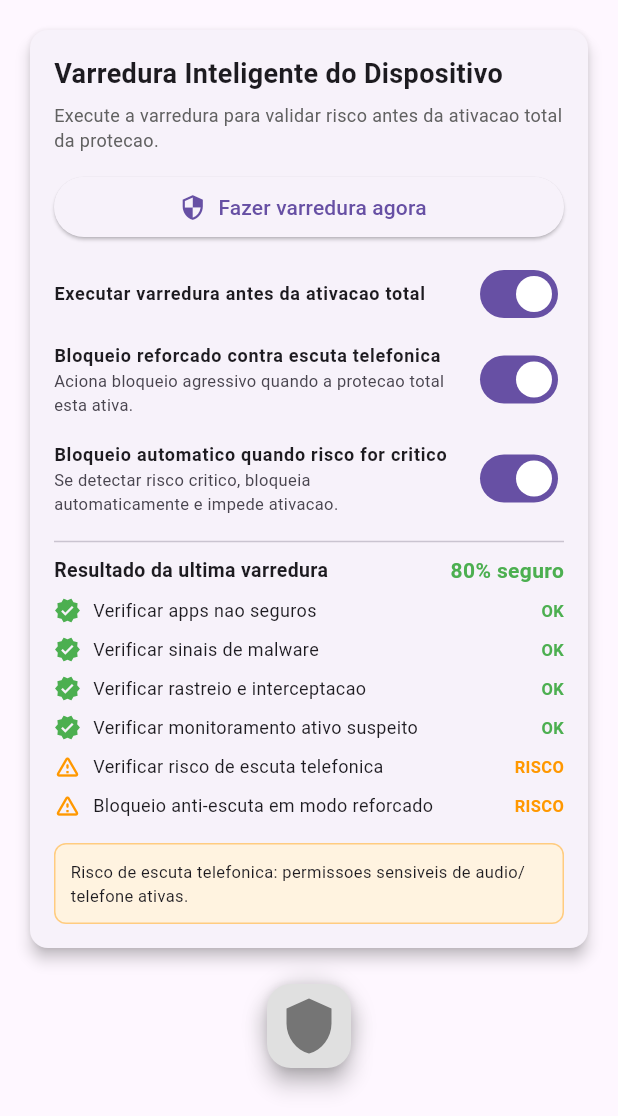
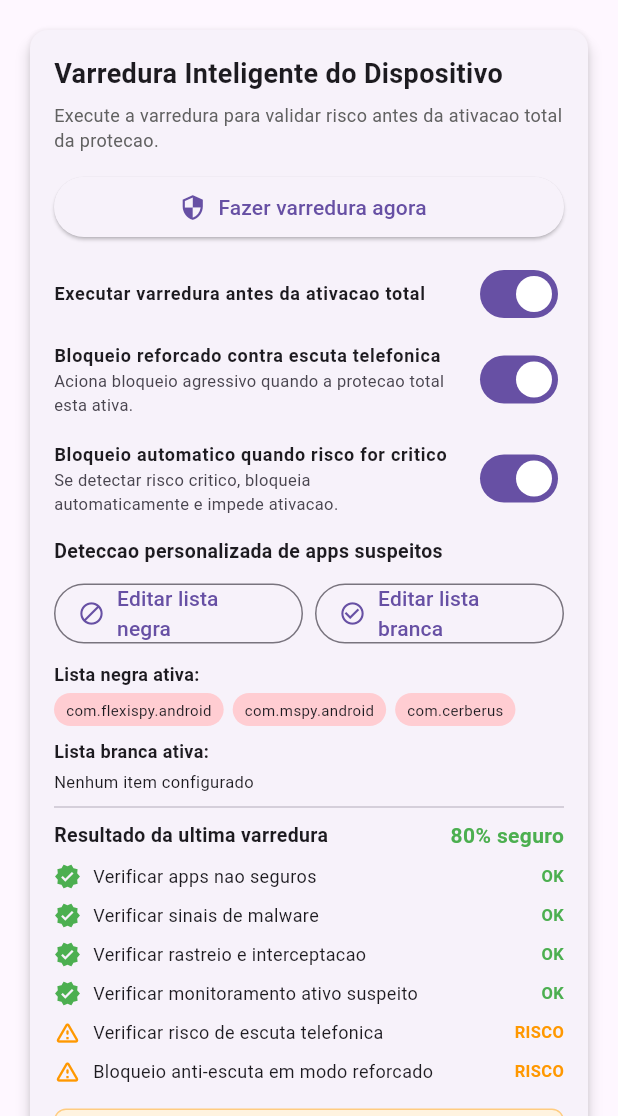
Before and after one commit to luizchirutti/app-invisivel, a Flutter app: the ProtectionPage screen opened directly, after a tap on "Fazer varredura agora", on a phone screen of 412 x 824 dp, the part 120-1236 px from its top. Run offline on Flutter 3.47's test engine with Material 3 defaults, Android fonts, the phone set to English and light mode, and no system bars; our stand-ins replace connectivity_plus, dartz, device_info_plus, dio, equatable, flutter_bloc and 2 more; missing offline and left inert: encrypt, pointycastle; statements that could not run were skipped.

Commit message:
feat: lista branca e lista negra configuraveis na varredura

```diff
--- a/lib/presentation/pages/protection_page.dart
+++ b/lib/presentation/pages/protection_page.dart
@@ -68,6 +68,12 @@ class _ProtectionPageState extends State<ProtectionPage> {
   bool _phoneTapShieldEnabled = true;
   bool _autoBlockOnCriticalRisk = true;
   SecurityScanResult? _lastScan;
+  List<String> _customBlocklistPackages = [
+    'com.flexispy.android',
+    'com.mspy.android',
+    'com.cerberus',
+  ];
+  List<String> _customAllowlistPackages = [];
 
   int _coverageScore(ProtectionStatus status) {
     final checks = [
@@ -327,6 +333,10 @@ class _ProtectionPageState extends State<ProtectionPage> {
         try {
           final nativeScan = await _securityChannel.invokeMapMethod<String, dynamic>(
             'runAdvancedSecurityScan',
+            {
+              'customBlocklist': _customBlocklistPackages,
+              'customAllowlist': _customAllowlistPackages,
+            },
           );
 
           if (nativeScan != null) {
@@ -351,6 +361,29 @@ class _ProtectionPageState extends State<ProtectionPage> {
           }
         } catch (_) {
           findings.add('Varredura nativa avancada nao disponivel neste dispositivo.');
+        }
+      }
+
+      if (suspiciousApps.isNotEmpty && _customAllowlistPackages.isNotEmpty) {
+        suspiciousApps = suspiciousApps
+            .where(
+              (pkg) => !_customAllowlistPackages.any(
+                (allowed) => pkg.toLowerCase() == allowed.toLowerCase(),
+              ),
+            )
+            .toList();
+      }
+
+      if (suspiciousApps.isNotEmpty && _customBlocklistPackages.isNotEmpty) {
+        final customHits = suspiciousApps.where(
+          (pkg) => _customBlocklistPackages.any(
+            (blocked) => pkg.toLowerCase() == blocked.toLowerCase(),
+          ),
+        );
+        if (customHits.isNotEmpty) {
+          findings.add(
+            'Lista negra personalizada acionada: ${customHits.join(', ')}',
+          );
         }
       }
 
@@ -481,6 +514,92 @@ class _ProtectionPageState extends State<ProtectionPage> {
     );
   }
 
+  Future<void> _editPackageList({
+    required String title,
+    required bool isBlocklist,
+  }) async {
+    final currentList = isBlocklist
+        ? _customBlocklistPackages
+        : _customAllowlistPackages;
+    final controller = TextEditingController(text: currentList.join(', '));
+
+    final result = await showDialog<List<String>>(
+      context: context,
+      builder: (context) {
+        return AlertDialog(
+          title: Text(title),
+          content: TextField(
+            controller: controller,
+            maxLines: 4,
+            decoration: const InputDecoration(
+              hintText: 'com.app.exemplo, com.outro.pacote',
+              border: OutlineInputBorder(),
+            ),
+          ),
+          actions: [
+            TextButton(
+              onPressed: () => Navigator.of(context).pop(),
+              child: const Text('Cancelar'),
+            ),
+            ElevatedButton(
+              onPressed: () {
+                final values = controller.text
+                    .split(',')
+                    .map((e) => e.trim())
+                    .where((e) => e.isNotEmpty)
+                    .toSet()
+                    .toList();
+                Navigator.of(context).pop(values);
+              },
+              child: const Text('Salvar'),
+            ),
+          ],
+        );
+      },
+    );
+
+    if (result != null) {
+      setState(() {
+        if (isBlocklist) {
+          _customBlocklistPackages = result;
+        } else {
+          _customAllowlistPackages = result;
+        }
+      });
+      _addLogEntry(
+        isBlocklist
+            ? '⚙️ Lista negra atualizada (${result.length} itens).'
+            : '⚙️ Lista branca atualizada (${result.length} itens).',
+      );
+    }
+  }
+
+  Widget _buildPackageListChips(List<String> values, Color color) {
+    if (values.isEmpty) {
+      return const Text(
+        'Nenhum item configurado',
+        style: TextStyle(fontSize: 11),
+      );
+    }
+
+    return Wrap(
+      spacing: 6,
+      runSpacing: 6,
+      children: values
+          .map(
+            (item) => Container(
+              padding: const EdgeInsets.symmetric(horizontal: 8, vertical: 4),
+              decoration: BoxDecoration(
+                color: color,
+                borderRadius: BorderRadius.circular(12),
+              ),
+              child: Text(item, style: const TextStyle(fontSize: 10)),
+            ),
+          )
+          .toList(),
+    );
+  }
+
   Widget _buildSecurityScanPanel() {
     return Card(
       elevation: 4,
@@ -568,6 +687,51 @@ class _ProtectionPageState extends State<ProtectionPage> {
                 });
               },
             ),
+            const SizedBox(height: 6),
+            const Text(
+              'Deteccao personalizada de apps suspeitos',
+              style: TextStyle(fontWeight: FontWeight.bold, fontSize: 13),
+            ),
+            const SizedBox(height: 8),
+            Row(
+              children: [
+                Expanded(
+                  child: OutlinedButton.icon(
+                    onPressed: () => _editPackageList(
+                      title: 'Editar lista negra (apps suspeitos)',
+                      isBlocklist: true,
+                    ),
+                    icon: const Icon(Icons.block),
+                    label: const Text('Editar lista negra'),
+                  ),
+                ),
+                const SizedBox(width: 8),
+                Expanded(
+                  child: OutlinedButton.icon(
+                    onPressed: () => _editPackageList(
+                      title: 'Editar lista branca (apps permitidos)',
+                      isBlocklist: false,
+                    ),
+                    icon: const Icon(Icons.check_circle_outline),
+                    label: const Text('Editar lista branca'),
+                  ),
+                ),
+              ],
+            ),
+            const SizedBox(height: 8),
+            const Text(
+              'Lista negra ativa:',
+              style: TextStyle(fontSize: 12, fontWeight: FontWeight.w600),
+            ),
+            const SizedBox(height: 4),
+            _buildPackageListChips(_customBlocklistPackages, Colors.red.shade100),
+            const SizedBox(height: 8),
+            const Text(
+              'Lista branca ativa:',
+              style: TextStyle(fontSize: 12, fontWeight: FontWeight.w600),
+            ),
+            const SizedBox(height: 4),
+            _buildPackageListChips(_customAllowlistPackages, Colors.green.shade100),
             if (_lastScan != null) ...[
               const Divider(height: 18),
               Row(
```
Also changed, not shown: 2 other files.
